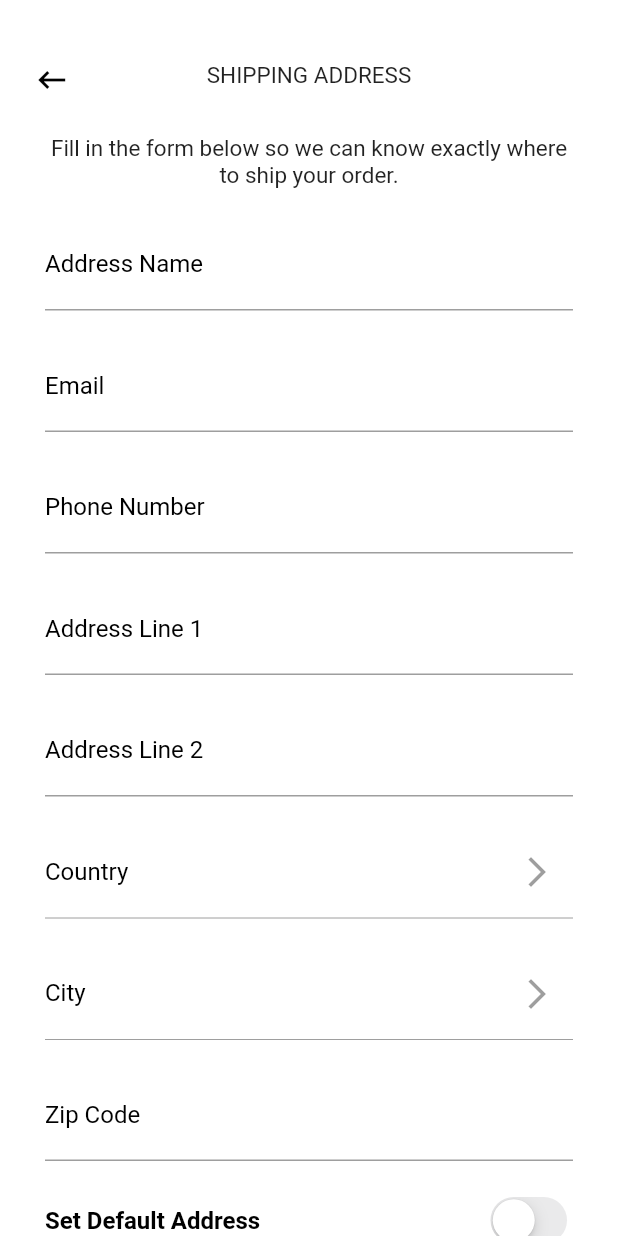
After one commit to YusufAbdelaziz/ooba, a Flutter app: the AddAddressPage screen opened directly, on a phone screen of 412 x 824 dp. The commit adds this screen. Run offline on Flutter 3.47's test engine with Material 2 defaults, Android fonts, the phone set to English and light mode, and no system bars; our stand-ins replace bloc, equatable, flutter_bloc, page_transition, photo_view, pin_code_fields and 2 more; accounts and stored records are empty.

Commit message:
Add Address Page

```diff
--- a/assets/langs/ar.json
+++ b/assets/langs/ar.json
@@ -69,7 +69,19 @@
   },
   "Address": {
     "myAddresses": "عناويني",
-    "change": "تعديل"
+    "change": "تعديل",
+    "shippingAddress": "عنوان التوصيل",
+    "addressName": "اسم العنوان",
+    "email": "البريد الالكتروني",
+    "phoneNumber": "رقم المحمول",
+    "addressLine1": "عنوان التوصيل ١",
+    "addressLine2": "عنوان التوصيل ٢",
+    "country": "الدولة",
+    "city": "المدينة",
+    "zipCode": "الرقم البريدي",
+    "setDefault": "عنوان التوصيل الاساسي",
+    "save": "حفظ",
+    "header": "املأ الاستمارة بالأسفل لكي نستطيع توصيل طلبك إليك"
   },
   "english" : "الإنجليزية",
   "arabic" : "العربية"
--- a/assets/langs/en.json
+++ b/assets/langs/en.json
@@ -69,7 +69,19 @@
   },
   "Address": {
     "myAddresses": "MY ADDRESSES",
-    "change": "Change"
+    "change": "Change",
+    "shippingAddress": "SHIPPING ADDRESS",
+    "addressName": "Address Name",
+    "email": "Email",
+    "phoneNumber": "Phone Number",
+    "addressLine1": "Address Line 1",
+    "addressLine2": "Address Line 2",
+    "country": "Country",
+    "city": "City",
+    "zipCode": "Zip Code",
+    "setDefault": "Set Default Address",
+    "save": "Save",
+    "header": "Fill in the form below so we can know exactly where to ship your order."
   },
   "english": "English",
   "arabic": "arabic"
--- /dev/null
+++ b/lib/pages/address/add_address_page.dart
@@ -0,0 +1,134 @@
+import 'package:Ooba/common/translation_configuration/app_localizations.dart';
+import 'package:Ooba/utilities/space.dart';
+import 'package:Ooba/widgets/auth_pages/custom_button.dart';
+import 'package:Ooba/widgets/common/custom_appbar.dart';
+import 'package:Ooba/widgets/common/custom_text_field.dart';
+import 'package:flutter/cupertino.dart';
+import 'package:flutter/material.dart';
+
+class AddAddressPage extends StatefulWidget {
+  @override
+  _AddAddressPageState createState() => _AddAddressPageState();
+}
+
+class _AddAddressPageState extends State<AddAddressPage> {
+  var _nameController = TextEditingController();
+  var _emailController = TextEditingController();
+  var _phoneController = TextEditingController();
+  var _addressLine1Controller = TextEditingController();
+  var _addressLine2Controller = TextEditingController();
+  var _zipCodeController = TextEditingController();
+  var _countryController = TextEditingController();
+  var _cityController = TextEditingController();
+  var _nameFocusNode = FocusNode();
+  var _emailFocusNode = FocusNode();
+  var _phoneFocusNode = FocusNode();
+  var _addressLine1FocusNode = FocusNode();
+  var _addressLine2FocusNode = FocusNode();
+  var _zipCodeFocusNode = FocusNode();
+  var _countryFocusNode = FocusNode();
+  var _cityFocusNode = FocusNode();
+
+  bool isDefault = false;
+
+  @override
+  Widget build(BuildContext context) {
+    return Scaffold(
+        backgroundColor: Theme.of(context).backgroundColor,
+        appBar: CustomAppBar(
+          title: AppLocalizations.of(context).translate('Address.shippingAddress'),
+          backAction: () => Navigator.of(context).pop(),
+        ),
+        body: Padding(
+          padding: const EdgeInsets.symmetric(horizontal: 30),
+          child: ListView(
+            children: [
+              Text(
+                AppLocalizations.of(context).translate('Address.header'),
+                style: Theme.of(context).textTheme.headline5,textAlign: TextAlign.center,
+              ),
+              space(height: 20),
+              CustomTextField(
+                  controller: _nameController,
+                  focusNode: _nameFocusNode,
+                  onSubmitted: (_) => FocusScope.of(context).autofocus(_emailFocusNode),
+                  labelText: AppLocalizations.of(context).translate('Address.addressName'),
+                  onChanged: (usernameEmail) {}),
+              space(height: 20),
+              CustomTextField(
+                  controller: _emailController,
+                  focusNode: _emailFocusNode,
+                  onSubmitted: (_) => FocusScope.of(context).autofocus(_phoneFocusNode),
+                  labelText: AppLocalizations.of(context).translate('Address.email'),
+                  onChanged: (usernameEmail) {}),
+              space(height: 20),
+              CustomTextField(
+                  controller: _phoneController,
+                  focusNode: _phoneFocusNode,
+                  onSubmitted: (_) => FocusScope.of(context).autofocus(_addressLine1FocusNode),
+                  labelText: AppLocalizations.of(context).translate('Address.phoneNumber'),
+                  onChanged: (usernameEmail) {}),
+              space(height: 20),
+              CustomTextField(
+                  controller: _addressLine1Controller,
+                  focusNode: _addressLine1FocusNode,
+                  onSubmitted: (_) => FocusScope.of(context).autofocus(_addressLine2FocusNode),
+                  labelText: AppLocalizations.of(context).translate('Address.addressLine1'),
+                  onChanged: (usernameEmail) {}),
+              space(height: 20),
+              CustomTextField(
+                  controller: _addressLine2Controller,
+                  focusNode: _addressLine2FocusNode,
+                  onSubmitted: (_) => FocusScope.of(context).autofocus(_countryFocusNode),
+                  labelText: AppLocalizations.of(context).translate('Address.addressLine2'),
+                  onChanged: (usernameEmail) {}),
+              space(height: 20),
+              CustomTextField(
+                  controller: _countryController,
+                  focusNode: _countryFocusNode,
+                  isEnabled: false,
+                  suffixIcon: Icon(Icons.arrow_forward_ios),
+                  onSubmitted: (_) => FocusScope.of(context).autofocus(_cityFocusNode),
+                  labelText: AppLocalizations.of(context).translate('Address.country'),
+                  onChanged: (usernameEmail) {}),
+              space(height: 20),
+              CustomTextField(
+                  controller: _cityController,
+                  focusNode: _cityFocusNode,
+                  isEnabled: false,
+                  suffixIcon: Icon(Icons.arrow_forward_ios),
+                  onSubmitted: (_) => FocusScope.of(context).autofocus(_zipCodeFocusNode),
+                  labelText: AppLocalizations.of(context).translate('Address.city'),
+                  onChanged: (usernameEmail) {}),
+              space(height: 20),
+              CustomTextField(
+                  controller: _zipCodeController,
+                  focusNode: _zipCodeFocusNode,
+                  onSubmitted: (_) => FocusScope.of(context).unfocus(),
+                  labelText: AppLocalizations.of(context).translate('Address.zipCode'),
+                  onChanged: (usernameEmail) {}),
+              space(height: 20),
+              Row(
+                mainAxisAlignment: MainAxisAlignment.spaceBetween,
+                children: [
+                  Text(
+                    AppLocalizations.of(context).translate('Address.setDefault'),
+                    style: Theme.of(context)
+                        .textTheme
+                        .headline2
+                        .copyWith(fontSize: 16),
+                  ),
+                  CupertinoSwitch(value: isDefault, onChanged: (bool value) { setState(() { isDefault = value; }); })
+                ],
+              ),
+              space(height: 20),
+              CustomButton(
+                  color: Theme.of(context).primaryColor,
+                  onTap: (){},
+                  label:
+                  AppLocalizations.of(context).translate('Address.save')),
+            ],
+          ),
+        ));
+  }
+}
--- a/lib/widgets/common/custom_text_field.dart
+++ b/lib/widgets/common/custom_text_field.dart
@@ -7,9 +7,11 @@ class CustomTextField extends StatelessWidget {
   final String labelText;
   final TextInputType inputType;
   final bool obscureText;
+  final bool isEnabled;
   final void Function(String val) onSubmitted;
   final void Function(String val) onChanged;
   final Widget suffixIcon;
+
   const CustomTextField(
       {Key key,
       this.controller,
@@ -19,9 +21,11 @@ class CustomTextField extends StatelessWidget {
       this.focusNode,
       this.errorText,
       this.obscureText,
+      this.isEnabled = true,
       this.labelText,
       this.inputType})
       : super(key: key);
+
   @override
   Widget build(BuildContext context) {
     return TextField(
@@ -30,6 +34,7 @@ class CustomTextField extends StatelessWidget {
       onSubmitted: onSubmitted,
       keyboardType: inputType,
       onChanged: onChanged,
+      enabled: isEnabled,
       obscureText: obscureText ?? false,
       style: Theme.of(context).textTheme.headline3.copyWith(fontSize: 16),
       decoration: InputDecoration(
```
